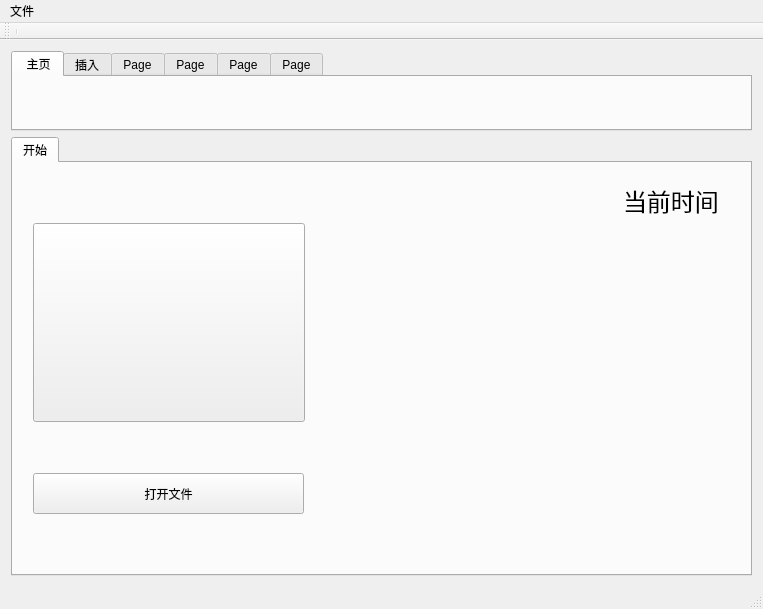
This is mainwindow.ui in charon-cheung/QSketch as Qt 5 draws it before an edit. The edited form follows.
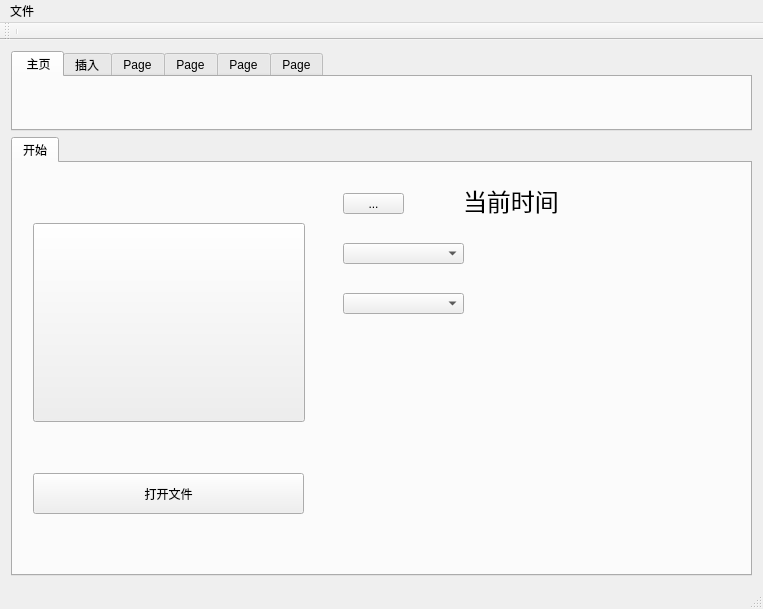
This is the edited form. Icons and pictures are not drawn.

```diff
--- a/mainwindow.ui
+++ b/mainwindow.ui
@@ -263,7 +263,7 @@
          <widget class="QLabel" name="label_3">
           <property name="geometry">
            <rect>
-            <x>610</x>
+            <x>450</x>
             <y>20</y>
             <width>101</width>
             <height>31</height>
@@ -273,6 +273,39 @@
            <string>&lt;html&gt;&lt;head/&gt;&lt;body&gt;&lt;p&gt;&lt;span style=&quot; font-size:18pt;&quot;&gt;当前时间&lt;/span&gt;&lt;/p&gt;&lt;/body&gt;&lt;/html&gt;</string>
           </property>
          </widget>
+         <widget class="QComboBox" name="PenWidth">
+          <property name="geometry">
+           <rect>
+            <x>330</x>
+            <y>80</y>
+            <width>121</width>
+            <height>21</height>
+           </rect>
+          </property>
+         </widget>
+         <widget class="QComboBox" name="PenStyle">
+          <property name="geometry">
+           <rect>
+            <x>330</x>
+            <y>130</y>
+            <width>121</width>
+            <height>21</height>
+           </rect>
+          </property>
+         </widget>
+         <widget class="QToolButton" name="ColorPicker">
+          <property name="geometry">
+           <rect>
+            <x>330</x>
+            <y>30</y>
+            <width>61</width>
+            <height>21</height>
+           </rect>
+          </property>
+          <property name="text">
+           <string>...</string>
+          </property>
+         </widget>
         </widget>
        </widget>
       </item>
```
